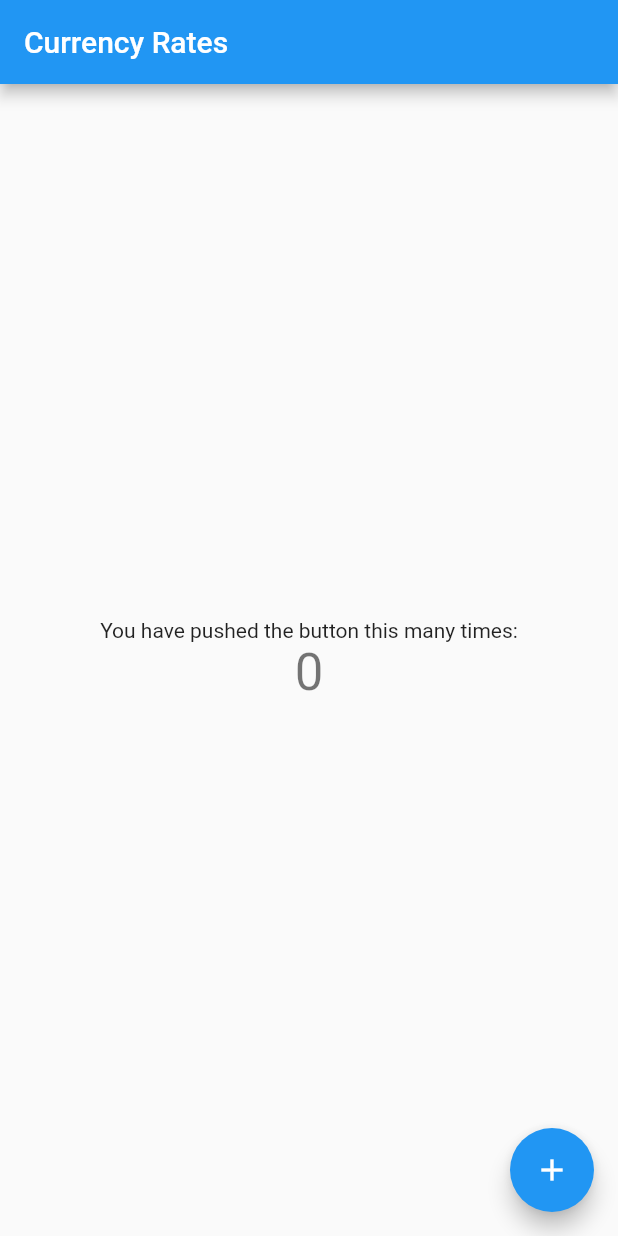
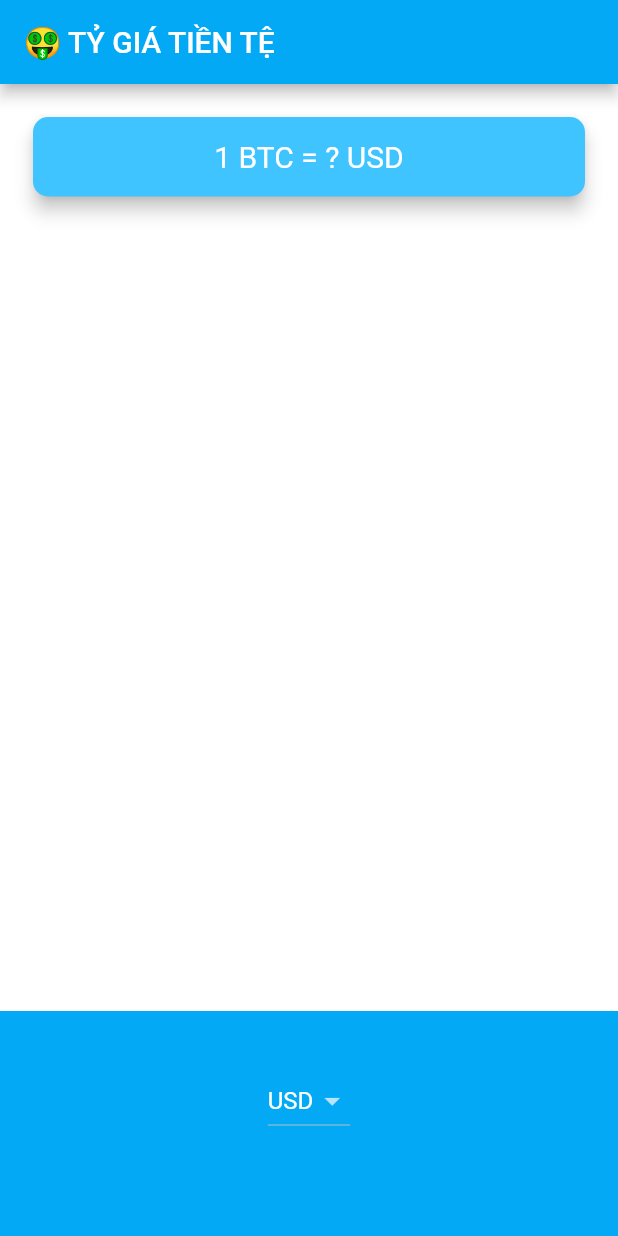
Before and after one commit to NguyenNgocVan279/Currency-Rates, a Flutter app: the screen it shows after launch, on a phone screen of 412 x 824 dp. Run offline on Flutter 3.47's test engine with Material 2 defaults, Android fonts, the phone set to English and light mode, and no system bars.

Commit message:
update currency

```diff
--- a/lib/main.dart
+++ b/lib/main.dart
@@ -1,117 +1,16 @@
 import 'package:flutter/material.dart';
+import 'price_screen.dart';
 
-void main() {
-  runApp(MyApp());
-}
+void main() => runApp(MyApp());
 
 class MyApp extends StatelessWidget {
-  // This widget is the root of your application.
   @override
   Widget build(BuildContext context) {
     return MaterialApp(
-      title: 'Flutter Demo',
-      theme: ThemeData(
-        // This is the theme of your application.
-        //
-        // Try running your application with "flutter run". You'll see the
-        // application has a blue toolbar. Then, without quitting the app, try
-        // changing the primarySwatch below to Colors.green and then invoke
-        // "hot reload" (press "r" in the console where you ran "flutter run",
-        // or simply save your changes to "hot reload" in a Flutter IDE).
-        // Notice that the counter didn't reset back to zero; the application
-        // is not restarted.
-        primarySwatch: Colors.blue,
-        // This makes the visual density adapt to the platform that you run
-        // the app on. For desktop platforms, the controls will be smaller and
-        // closer together (more dense) than on mobile platforms.
-        visualDensity: VisualDensity.adaptivePlatformDensity,
-      ),
-      home: MyHomePage(title: 'Currency Rates'),
+      theme: ThemeData.dark().copyWith(
+          primaryColor: Colors.lightBlue,
+          scaffoldBackgroundColor: Colors.white),
+      home: PriceScreen(),
     );
   }
 }
-
-class MyHomePage extends StatefulWidget {
-  MyHomePage({Key key, this.title}) : super(key: key);
-
-  // This widget is the home page of your application. It is stateful, meaning
-  // that it has a State object (defined below) that contains fields that affect
-  // how it looks.
-
-  // This class is the configuration for the state. It holds the values (in this
-  // case the title) provided by the parent (in this case the App widget) and
-  // used by the build method of the State. Fields in a Widget subclass are
-  // always marked "final".
-
-  final String title;
-
-  @override
-  _MyHomePageState createState() => _MyHomePageState();
-}
-
-class _MyHomePageState extends State<MyHomePage> {
-  int _counter = 0;
-
-  void _incrementCounter() {
-    setState(() {
-      // This call to setState tells the Flutter framework that something has
-      // changed in this State, which causes it to rerun the build method below
-      // so that the display can reflect the updated values. If we changed
-      // _counter without calling setState(), then the build method would not be
-      // called again, and so nothing would appear to happen.
-      _counter++;
-    });
-  }
-
-  @override
-  Widget build(BuildContext context) {
-    // This method is rerun every time setState is called, for instance as done
-    // by the _incrementCounter method above.
-    //
-    // The Flutter framework has been optimized to make rerunning build methods
-    // fast, so that you can just rebuild anything that needs updating rather
-    // than having to individually change instances of widgets.
-    return Scaffold(
-      appBar: AppBar(
-        // Here we take the value from the MyHomePage object that was created by
-        // the App.build method, and use it to set our appbar title.
-        title: Text(widget.title),
-      ),
-      body: Center(
-        // Center is a layout widget. It takes a single child and positions it
-        // in the middle of the parent.
-        child: Column(
-          // Column is also a layout widget. It takes a list of children and
-          // arranges them vertically. By default, it sizes itself to fit its
-          // children horizontally, and tries to be as tall as its parent.
-          //
-          // Invoke "debug painting" (press "p" in the console, choose the
-          // "Toggle Debug Paint" action from the Flutter Inspector in Android
-          // Studio, or the "Toggle Debug Paint" command in Visual Studio Code)
-          // to see the wireframe for each widget.
-          //
-          // Column has various properties to control how it sizes itself and
-          // how it positions its children. Here we use mainAxisAlignment to
-          // center the children vertically; the main axis here is the vertical
-          // axis because Columns are vertical (the cross axis would be
-          // horizontal).
-          mainAxisAlignment: MainAxisAlignment.center,
-          children: <Widget>[
-            Text(
-              'You have pushed the button this many times:',
-            ),
-            Text(
-              '$_counter',
-              style: Theme.of(context).textTheme.headline4,
-            ),
-          ],
-        ),
-      ),
-      floatingActionButton: FloatingActionButton(
-        onPressed: _incrementCounter,
-        tooltip: 'Increment',
-        child: Icon(Icons.add),
-      ), // This trailing comma makes auto-formatting nicer for build methods.
-    );
-  }
-}
--- /dev/null
+++ b/lib/price_screen.dart
@@ -0,0 +1,73 @@
+import 'package:flutter/material.dart';
+
+class PriceScreen extends StatefulWidget {
+  @override
+  _PriceScreenState createState() => _PriceScreenState();
+}
+
+class _PriceScreenState extends State<PriceScreen> {
+  String selectedCurrency = 'USD';
+
+  @override
+  Widget build(BuildContext context) {
+    return Scaffold(
+      appBar: AppBar(
+        title: Text('🤑 TỶ GIÁ TIỀN TỆ'),
+      ),
+      body: Column(
+        mainAxisAlignment: MainAxisAlignment.spaceBetween,
+        crossAxisAlignment: CrossAxisAlignment.stretch,
+        children: <Widget>[
+          Padding(
+            padding: EdgeInsets.fromLTRB(18.0, 18.0, 18.0, 0),
+            child: Card(
+              color: Colors.lightBlueAccent,
+              elevation: 5.0,
+              shape: RoundedRectangleBorder(
+                borderRadius: BorderRadius.circular(10.0),
+              ),
+              child: Padding(
+                padding: EdgeInsets.symmetric(vertical: 15.0, horizontal: 28.0),
+                child: Text(
+                  '1 BTC = ? USD',
+                  textAlign: TextAlign.center,
+                  style: TextStyle(
+                    fontSize: 20.0,
+                    color: Colors.white,
+                  ),
+                ),
+              ),
+            ),
+          ),
+          Container(
+            height: 150.0,
+            alignment: Alignment.center,
+            padding: EdgeInsets.only(bottom: 30.0),
+            color: Colors.lightBlue,
+            child: DropdownButton<String>(
+                value: selectedCurrency,
+                items: [
+                  DropdownMenuItem(
+                    child: Text('USD'),
+                    value: 'USD',
+                  ),
+                  DropdownMenuItem(
+                    child: Text('EUR'),
+                    value: 'EUR',
+                  ),
+                  DropdownMenuItem(
+                    child: Text('GBP'),
+                    value: 'GBP',
+                  )
+                ],
+                onChanged: (value) {
+                  setState(() {
+                    selectedCurrency = value;
+                  });
+                }),
+          ),
+        ],
+      ),
+    );
+  }
+}
```
Also changed, not shown: lib/coin_data.dart (added, +31 -0 lines).
